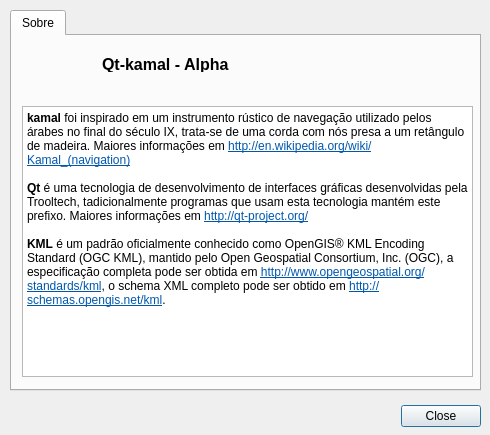
Before: the Qt Designer form dialogs/aboutdialog.ui in cragapito/qtkamal, drawn with Qt 5.
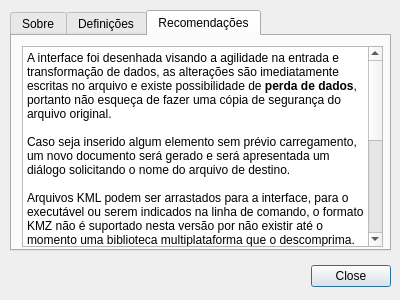
After: the same form once the commit is applied. The open tabs and pages were chosen to show the change. Icons and pictures are not drawn.

Commit message: Implementada secção de círculo, acrescentado textos em aboutdialog.ui.

The edit to the form file:
```diff
--- a/dialogs/aboutdialog.ui
+++ b/dialogs/aboutdialog.ui
@@ -6,14 +6,14 @@
    <rect>
     <x>0</x>
     <y>0</y>
-    <width>490</width>
-    <height>435</height>
+    <width>400</width>
+    <height>300</height>
    </rect>
   </property>
   <property name="minimumSize">
    <size>
-    <width>490</width>
-    <height>320</height>
+    <width>0</width>
+    <height>0</height>
    </size>
   </property>
   <property name="maximumSize">
@@ -28,8 +28,8 @@
   <widget class="QDialogButtonBox" name="buttonBox">
    <property name="geometry">
     <rect>
-     <x>140</x>
-     <y>400</y>
+     <x>50</x>
+     <y>260</y>
      <width>341</width>
      <height>32</height>
     </rect>
@@ -46,8 +46,8 @@
     <rect>
      <x>10</x>
      <y>10</y>
-     <width>471</width>
-     <height>381</height>
+     <width>381</width>
+     <height>241</height>
     </rect>
    </property>
    <property name="currentIndex">
@@ -99,17 +99,54 @@
       </font>
      </property>
      <property name="text">
-      <string>Qt-kamal - Alpha</string>
+      <string>Qt-kamal - Protótipo</string>
      </property>
     </widget>
-    <widget class="QTextBrowser" name="textBrowser">
+    <widget class="QTextBrowser" name="textBrowser_2">
      <property name="geometry">
       <rect>
        <x>10</x>
        <y>70</y>
-       <width>451</width>
-       <height>271</height>
+       <width>361</width>
+       <height>141</height>
       </rect>
+     </property>
+     <property name="html">
+      <string>&lt;!DOCTYPE HTML PUBLIC &quot;-//W3C//DTD HTML 4.0//EN&quot; &quot;http://www.w3.org/TR/REC-html40/strict.dtd&quot;&gt;
+&lt;html&gt;&lt;head&gt;&lt;meta name=&quot;qrichtext&quot; content=&quot;1&quot; /&gt;&lt;style type=&quot;text/css&quot;&gt;
+p, li { white-space: pre-wrap; }
+&lt;/style&gt;&lt;/head&gt;&lt;body style=&quot; font-family:'Sans Serif'; font-size:9pt; font-weight:400; font-style:normal;&quot;&gt;
+&lt;p style=&quot; margin-top:0px; margin-bottom:0px; margin-left:0px; margin-right:0px; -qt-block-indent:0; text-indent:0px;&quot;&gt;Ferramenta auxiliar para Radiodeterminação.&lt;/p&gt;
+&lt;p style=&quot;-qt-paragraph-type:empty; margin-top:0px; margin-bottom:0px; margin-left:0px; margin-right:0px; -qt-block-indent:0; text-indent:0px;&quot;&gt;&lt;br /&gt;&lt;/p&gt;
+&lt;p style=&quot; margin-top:0px; margin-bottom:0px; margin-left:0px; margin-right:0px; -qt-block-indent:0; text-indent:0px;&quot;&gt;Escrito por Cleyton Ricardo Agapito.&lt;/p&gt;
+&lt;p style=&quot;-qt-paragraph-type:empty; margin-top:0px; margin-bottom:0px; margin-left:0px; margin-right:0px; -qt-block-indent:0; text-indent:0px;&quot;&gt;&lt;br /&gt;&lt;/p&gt;
+&lt;p style=&quot; margin-top:0px; margin-bottom:0px; margin-left:0px; margin-right:0px; -qt-block-indent:0; text-indent:0px;&quot;&gt;Dúvidas, críticas e sugestões para &lt;a href=&quot;maito:cragapito@gmail.com&quot;&gt;&lt;span style=&quot; text-decoration: underline; color:#0057ae;&quot;&gt;cragapito@gmail.com&lt;/span&gt;&lt;/a&gt;.&lt;/p&gt;
+&lt;p style=&quot;-qt-paragraph-type:empty; margin-top:0px; margin-bottom:0px; margin-left:0px; margin-right:0px; -qt-block-indent:0; text-indent:0px;&quot;&gt;&lt;br /&gt;&lt;/p&gt;
+&lt;p style=&quot; margin-top:0px; margin-bottom:0px; margin-left:0px; margin-right:0px; -qt-block-indent:0; text-indent:0px;&quot;&gt;Este software tem por objetivo auxiliar na radiodeterminação, não substitui os métodos convencionais ou qualquer sistema existente, não existem quaisquer garantias, expressas ou implícitas, de qualquer natureza, em especial sobre a precisão e o uso que se possa ser feito das informações calculadas ou geradas por ele.&lt;/p&gt;&lt;/body&gt;&lt;/html&gt;</string>
+     </property>
+     <property name="openExternalLinks">
+      <bool>true</bool>
+     </property>
+    </widget>
+   </widget>
+   <widget class="QWidget" name="tab_2">
+    <attribute name="title">
+     <string>Definições</string>
+    </attribute>
+    <widget class="QTextBrowser" name="textBrowser">
+     <property name="geometry">
+      <rect>
+       <x>10</x>
+       <y>10</y>
+       <width>361</width>
+       <height>201</height>
+      </rect>
+     </property>
+     <property name="autoFillBackground">
+      <bool>false</bool>
+     </property>
+     <property name="frameShape">
+      <enum>QFrame::StyledPanel</enum>
      </property>
      <property name="html">
       <string>&lt;!DOCTYPE HTML PUBLIC &quot;-//W3C//DTD HTML 4.0//EN&quot; &quot;http://www.w3.org/TR/REC-html40/strict.dtd&quot;&gt;
@@ -129,6 +166,38 @@
      </property>
     </widget>
    </widget>
+   <widget class="QWidget" name="tab_3">
+    <attribute name="title">
+     <string>Recomendações</string>
+    </attribute>
+    <widget class="QTextBrowser" name="textBrowser_3">
+     <property name="geometry">
+      <rect>
+       <x>10</x>
+       <y>10</y>
+       <width>361</width>
+       <height>201</height>
+      </rect>
+     </property>
+     <property name="html">
+      <string>&lt;!DOCTYPE HTML PUBLIC &quot;-//W3C//DTD HTML 4.0//EN&quot; &quot;http://www.w3.org/TR/REC-html40/strict.dtd&quot;&gt;
+&lt;html&gt;&lt;head&gt;&lt;meta name=&quot;qrichtext&quot; content=&quot;1&quot; /&gt;&lt;style type=&quot;text/css&quot;&gt;
+p, li { white-space: pre-wrap; }
+&lt;/style&gt;&lt;/head&gt;&lt;body style=&quot; font-family:'Sans Serif'; font-size:9pt; font-weight:400; font-style:normal;&quot;&gt;
+&lt;p style=&quot; margin-top:0px; margin-bottom:0px; margin-left:0px; margin-right:0px; -qt-block-indent:0; text-indent:0px;&quot;&gt;A interface foi desenhada visando a agilidade na entrada e transformação de dados, as alterações são imediatamente escritas no arquivo e existe possibilidade de &lt;span style=&quot; font-weight:600;&quot;&gt;perda de dados&lt;/span&gt;, portanto não esqueça de fazer uma cópia de segurança do arquivo original.&lt;/p&gt;
+&lt;p style=&quot;-qt-paragraph-type:empty; margin-top:0px; margin-bottom:0px; margin-left:0px; margin-right:0px; -qt-block-indent:0; text-indent:0px;&quot;&gt;&lt;br /&gt;&lt;/p&gt;
+&lt;p style=&quot; margin-top:0px; margin-bottom:0px; margin-left:0px; margin-right:0px; -qt-block-indent:0; text-indent:0px;&quot;&gt;Caso seja inserido algum elemento sem prévio carregamento, um novo documento será gerado e será apresentada um diálogo solicitando o nome do arquivo de destino.&lt;/p&gt;
+&lt;p style=&quot;-qt-paragraph-type:empty; margin-top:0px; margin-bottom:0px; margin-left:0px; margin-right:0px; -qt-block-indent:0; text-indent:0px;&quot;&gt;&lt;br /&gt;&lt;/p&gt;
+&lt;p style=&quot; margin-top:0px; margin-bottom:0px; margin-left:0px; margin-right:0px; -qt-block-indent:0; text-indent:0px;&quot;&gt;Arquivos KML podem ser arrastados para a interface, para o executável ou serem indicados na linha de comando, o formato KMZ não é suportado nesta versão por não existir até o momento uma biblioteca multiplataforma que o descomprima.&lt;/p&gt;
+&lt;p style=&quot;-qt-paragraph-type:empty; margin-top:0px; margin-bottom:0px; margin-left:0px; margin-right:0px; -qt-block-indent:0; text-indent:0px;&quot;&gt;&lt;br /&gt;&lt;/p&gt;
+&lt;p style=&quot; margin-top:0px; margin-bottom:0px; margin-left:0px; margin-right:0px; -qt-block-indent:0; text-indent:0px;&quot;&gt;As alterações no arquivo são as mínimas possíveis, ele deve ser capaz de reconhecer ícones, estilos e cores acrescentadas ou alteradas por um browser terrestre como o GoogleEarth®.&lt;/p&gt;
+&lt;p style=&quot;-qt-paragraph-type:empty; margin-top:0px; margin-bottom:0px; margin-left:0px; margin-right:0px; -qt-block-indent:0; text-indent:0px;&quot;&gt;&lt;br /&gt;&lt;/p&gt;
+&lt;p style=&quot; margin-top:0px; margin-bottom:0px; margin-left:0px; margin-right:0px; -qt-block-indent:0; text-indent:0px;&quot;&gt;Os itens de área não são suportados diretamente pela padronização KML até o momento, os itens são aproximados para polígonos e podem conter erros de posicionamento. A definição do polígono é calculada a cada alteração utilizando atributos extras gerados pelo programa, a falta destes atributos impede o carregamento do item e as alterações externas na definição do poligono serão sobreescritas a cada alteração.&lt;/p&gt;
+&lt;p style=&quot;-qt-paragraph-type:empty; margin-top:0px; margin-bottom:0px; margin-left:0px; margin-right:0px; -qt-block-indent:0; text-indent:0px;&quot;&gt;&lt;br /&gt;&lt;/p&gt;
+&lt;p style=&quot; margin-top:0px; margin-bottom:0px; margin-left:0px; margin-right:0px; -qt-block-indent:0; text-indent:0px;&quot;&gt;As fórmulas utilizadas baseiam-se na aproximacao esférica da terra com raio de 6.378,137 km (padrão WGS-84) ignorando efeitos elipsoidais, erro típico na ordem de 0,3%.&lt;/p&gt;&lt;/body&gt;&lt;/html&gt;</string>
+     </property>
+    </widget>
+   </widget>
   </widget>
  </widget>
  <resources>
```
The commit also changes 7 other files.
